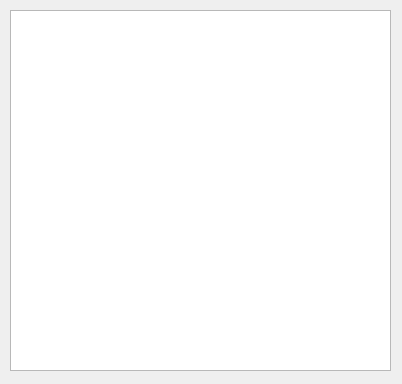
Qt form dialog.ui (McSnickered/dont-walk-on-that-mine) before a commit.
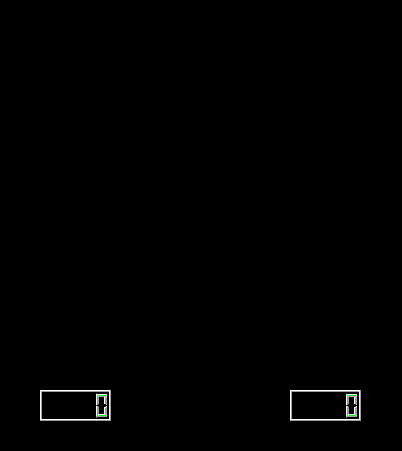
The same form after that commit.

Diff of the .ui file:
```diff
--- a/dialog.ui
+++ b/dialog.ui
@@ -7,11 +7,78 @@
     <x>0</x>
     <y>0</y>
     <width>402</width>
-    <height>384</height>
+    <height>451</height>
    </rect>
   </property>
+  <property name="palette">
+   <palette>
+    <active>
+     <colorrole role="Base">
+      <brush brushstyle="SolidPattern">
+       <color alpha="255">
+        <red>255</red>
+        <green>255</green>
+        <blue>255</blue>
+       </color>
+      </brush>
+     </colorrole>
+     <colorrole role="Window">
+      <brush brushstyle="SolidPattern">
+       <color alpha="255">
+        <red>0</red>
+        <green>0</green>
+        <blue>0</blue>
+       </color>
+      </brush>
+     </colorrole>
+    </active>
+    <inactive>
+     <colorrole role="Base">
+      <brush brushstyle="SolidPattern">
+       <color alpha="255">
+        <red>255</red>
+        <green>255</green>
+        <blue>255</blue>
+       </color>
+      </brush>
+     </colorrole>
+     <colorrole role="Window">
+      <brush brushstyle="SolidPattern">
+       <color alpha="255">
+        <red>0</red>
+        <green>0</green>
+        <blue>0</blue>
+       </color>
+      </brush>
+     </colorrole>
+    </inactive>
+    <disabled>
+     <colorrole role="Base">
+      <brush brushstyle="SolidPattern">
+       <color alpha="255">
+        <red>0</red>
+        <green>0</green>
+        <blue>0</blue>
+       </color>
+      </brush>
+     </colorrole>
+     <colorrole role="Window">
+      <brush brushstyle="SolidPattern">
+       <color alpha="255">
+        <red>0</red>
+        <green>0</green>
+        <blue>0</blue>
+       </color>
+      </brush>
+     </colorrole>
+    </disabled>
+   </palette>
+  </property>
   <property name="windowTitle">
-   <string>Dialog</string>
+   <string>SquareSweeper</string>
+  </property>
+  <property name="autoFillBackground">
+   <bool>false</bool>
   </property>
   <widget class="QGraphicsView" name="graphicsView">
    <property name="geometry">
@@ -21,6 +88,389 @@
      <width>381</width>
      <height>361</height>
     </rect>
+   </property>
+   <property name="palette">
+    <palette>
+     <active>
+      <colorrole role="Base">
+       <brush brushstyle="SolidPattern">
+        <color alpha="255">
+         <red>0</red>
+         <green>0</green>
+         <blue>0</blue>
+        </color>
+       </brush>
+      </colorrole>
+     </active>
+     <inactive>
+      <colorrole role="Base">
+       <brush brushstyle="SolidPattern">
+        <color alpha="255">
+         <red>0</red>
+         <green>0</green>
+         <blue>0</blue>
+        </color>
+       </brush>
+      </colorrole>
+     </inactive>
+     <disabled>
+      <colorrole role="Base">
+       <brush brushstyle="SolidPattern">
+        <color alpha="255">
+         <red>0</red>
+         <green>0</green>
+         <blue>0</blue>
+        </color>
+       </brush>
+      </colorrole>
+     </disabled>
+    </palette>
+   </property>
+  </widget>
+  <widget class="QLCDNumber" name="lcdTime">
+   <property name="geometry">
+    <rect>
+     <x>40</x>
+     <y>390</y>
+     <width>71</width>
+     <height>31</height>
+    </rect>
+   </property>
+   <property name="palette">
+    <palette>
+     <active>
+      <colorrole role="WindowText">
+       <brush brushstyle="SolidPattern">
+        <color alpha="255">
+         <red>0</red>
+         <green>255</green>
+         <blue>0</blue>
+        </color>
+       </brush>
+      </colorrole>
+      <colorrole role="Text">
+       <brush brushstyle="SolidPattern">
+        <color alpha="255">
+         <red>0</red>
+         <green>255</green>
+         <blue>0</blue>
+        </color>
+       </brush>
+      </colorrole>
+      <colorrole role="Base">
+       <brush brushstyle="SolidPattern">
+        <color alpha="255">
+         <red>255</red>
+         <green>255</green>
+         <blue>255</blue>
+        </color>
+       </brush>
+      </colorrole>
+      <colorrole role="Window">
+       <brush brushstyle="SolidPattern">
+        <color alpha="255">
+         <red>0</red>
+         <green>0</green>
+         <blue>0</blue>
+        </color>
+       </brush>
+      </colorrole>
+     </active>
+     <inactive>
+      <colorrole role="WindowText">
+       <brush brushstyle="SolidPattern">
+        <color alpha="255">
+         <red>0</red>
+         <green>255</green>
+         <blue>0</blue>
+        </color>
+       </brush>
+      </colorrole>
+      <colorrole role="Text">
+       <brush brushstyle="SolidPattern">
+        <color alpha="255">
+         <red>0</red>
+         <green>255</green>
+         <blue>0</blue>
+        </color>
+       </brush>
+      </colorrole>
+      <colorrole role="Base">
+       <brush brushstyle="SolidPattern">
+        <color alpha="255">
+         <red>255</red>
+         <green>255</green>
+         <blue>255</blue>
+        </color>
+       </brush>
+      </colorrole>
+      <colorrole role="Window">
+       <brush brushstyle="SolidPattern">
+        <color alpha="255">
+         <red>0</red>
+         <green>0</green>
+         <blue>0</blue>
+        </color>
+       </brush>
+      </colorrole>
+     </inactive>
+     <disabled>
+      <colorrole role="WindowText">
+       <brush brushstyle="SolidPattern">
+        <color alpha="255">
+         <red>120</red>
+         <green>120</green>
+         <blue>120</blue>
+        </color>
+       </brush>
+      </colorrole>
+      <colorrole role="Text">
+       <brush brushstyle="SolidPattern">
+        <color alpha="255">
+         <red>120</red>
+         <green>120</green>
+         <blue>120</blue>
+        </color>
+       </brush>
+      </colorrole>
+      <colorrole role="Base">
+       <brush brushstyle="SolidPattern">
+        <color alpha="255">
+         <red>0</red>
+         <green>0</green>
+         <blue>0</blue>
+        </color>
+       </brush>
+      </colorrole>
+      <colorrole role="Window">
+       <brush brushstyle="SolidPattern">
+        <color alpha="255">
+         <red>0</red>
+         <green>0</green>
+         <blue>0</blue>
+        </color>
+       </brush>
+      </colorrole>
+     </disabled>
+    </palette>
+   </property>
+   <property name="autoFillBackground">
+    <bool>true</bool>
+   </property>
+  </widget>
+  <widget class="QLCDNumber" name="lcdCount">
+   <property name="geometry">
+    <rect>
+     <x>290</x>
+     <y>390</y>
+     <width>71</width>
+     <height>31</height>
+    </rect>
+   </property>
+   <property name="palette">
+    <palette>
+     <active>
+      <colorrole role="WindowText">
+       <brush brushstyle="SolidPattern">
+        <color alpha="255">
+         <red>0</red>
+         <green>255</green>
+         <blue>0</blue>
+        </color>
+       </brush>
+      </colorrole>
+      <colorrole role="Text">
+       <brush brushstyle="SolidPattern">
+        <color alpha="255">
+         <red>0</red>
+         <green>255</green>
+         <blue>0</blue>
+        </color>
+       </brush>
+      </colorrole>
+      <colorrole role="Base">
+       <brush brushstyle="SolidPattern">
+        <color alpha="255">
+         <red>255</red>
+         <green>255</green>
+         <blue>255</blue>
+        </color>
+       </brush>
+      </colorrole>
+      <colorrole role="Window">
+       <brush brushstyle="SolidPattern">
+        <color alpha="255">
+         <red>0</red>
+         <green>0</green>
+         <blue>0</blue>
+        </color>
+       </brush>
+      </colorrole>
+     </active>
+     <inactive>
+      <colorrole role="WindowText">
+       <brush brushstyle="SolidPattern">
+        <color alpha="255">
+         <red>0</red>
+         <green>255</green>
+         <blue>0</blue>
+        </color>
+       </brush>
+      </colorrole>
+      <colorrole role="Text">
+       <brush brushstyle="SolidPattern">
+        <color alpha="255">
+         <red>0</red>
+         <green>255</green>
+         <blue>0</blue>
+        </color>
+       </brush>
+      </colorrole>
+      <colorrole role="Base">
+       <brush brushstyle="SolidPattern">
+        <color alpha="255">
+         <red>255</red>
+         <green>255</green>
+         <blue>255</blue>
+        </color>
+       </brush>
+      </colorrole>
+      <colorrole role="Window">
+       <brush brushstyle="SolidPattern">
+        <color alpha="255">
+         <red>0</red>
+         <green>0</green>
+         <blue>0</blue>
+        </color>
+       </brush>
+      </colorrole>
+     </inactive>
+     <disabled>
+      <colorrole role="WindowText">
+       <brush brushstyle="SolidPattern">
+        <color alpha="255">
+         <red>120</red>
+         <green>120</green>
+         <blue>120</blue>
+        </color>
+       </brush>
+      </colorrole>
+      <colorrole role="Text">
+       <brush brushstyle="SolidPattern">
+        <color alpha="255">
+         <red>120</red>
+         <green>120</green>
+         <blue>120</blue>
+        </color>
+       </brush>
+      </colorrole>
+      <colorrole role="Base">
+       <brush brushstyle="SolidPattern">
+        <color alpha="255">
+         <red>0</red>
+         <green>0</green>
+         <blue>0</blue>
+        </color>
+       </brush>
+      </colorrole>
+      <colorrole role="Window">
+       <brush brushstyle="SolidPattern">
+        <color alpha="255">
+         <red>0</red>
+         <green>0</green>
+         <blue>0</blue>
+        </color>
+       </brush>
+      </colorrole>
+     </disabled>
+    </palette>
+   </property>
+   <property name="autoFillBackground">
+    <bool>true</bool>
+   </property>
+  </widget>
+  <widget class="QLabel" name="label">
+   <property name="geometry">
+    <rect>
+     <x>130</x>
+     <y>390</y>
+     <width>151</width>
+     <height>51</height>
+    </rect>
+   </property>
+   <property name="palette">
+    <palette>
+     <active>
+      <colorrole role="WindowText">
+       <brush brushstyle="SolidPattern">
+        <color alpha="255">
+         <red>0</red>
+         <green>255</green>
+         <blue>0</blue>
+        </color>
+       </brush>
+      </colorrole>
+      <colorrole role="Text">
+       <brush brushstyle="SolidPattern">
+        <color alpha="255">
+         <red>0</red>
+         <green>255</green>
+         <blue>0</blue>
+        </color>
+       </brush>
+      </colorrole>
+     </active>
+     <inactive>
+      <colorrole role="WindowText">
+       <brush brushstyle="SolidPattern">
+        <color alpha="255">
+         <red>0</red>
+         <green>255</green>
+         <blue>0</blue>
+        </color>
+       </brush>
+      </colorrole>
+      <colorrole role="Text">
+       <brush brushstyle="SolidPattern">
+        <color alpha="255">
+         <red>0</red>
+         <green>255</green>
+         <blue>0</blue>
+        </color>
+       </brush>
+      </colorrole>
+     </inactive>
+     <disabled>
+      <colorrole role="WindowText">
+       <brush brushstyle="SolidPattern">
+        <color alpha="255">
+         <red>120</red>
+         <green>120</green>
+         <blue>120</blue>
+        </color>
+       </brush>
+      </colorrole>
+      <colorrole role="Text">
+       <brush brushstyle="SolidPattern">
+        <color alpha="255">
+         <red>120</red>
+         <green>120</green>
+         <blue>120</blue>
+        </color>
+       </brush>
+      </colorrole>
+     </disabled>
+    </palette>
+   </property>
+   <property name="font">
+    <font>
+     <pointsize>14</pointsize>
+     <weight>75</weight>
+     <bold>true</bold>
+    </font>
+   </property>
+   <property name="text">
+    <string/>
    </property>
   </widget>
  </widget>
```
